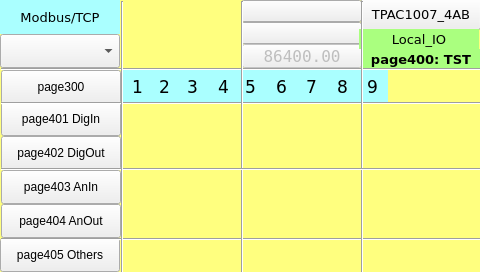
Qt form TPAC1007_04_AB/Local_IO_HMI/page400.ui (MECTsrl/mect_apps) before a commit.
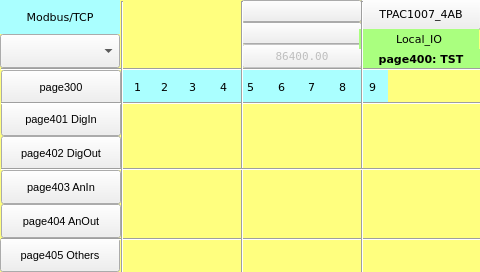
The same form after that commit. Custom widgets are drawn as their Qt base class.

```diff
--- a/TPAC1007_04_AB/Local_IO_HMI/page400.ui
+++ b/TPAC1007_04_AB/Local_IO_HMI/page400.ui
@@ -164,7 +164,7 @@
    <property name="font">
     <font>
      <family>DejaVu Sans</family>
-     <pointsize>10</pointsize>
+     <pointsize>8</pointsize>
     </font>
    </property>
    <property name="styleSheet">
@@ -186,6 +186,11 @@
      <height>34</height>
     </rect>
    </property>
+   <property name="font">
+    <font>
+     <pointsize>8</pointsize>
+    </font>
+   </property>
    <property name="toolTip">
     <string/>
    </property>
@@ -288,7 +293,7 @@
    <property name="font">
     <font>
      <family>DejaVu Sans</family>
-     <pointsize>13</pointsize>
+     <pointsize>8</pointsize>
     </font>
    </property>
    <property name="styleSheet">
@@ -487,7 +492,7 @@
    <property name="font">
     <font>
      <family>DejaVu Sans</family>
-     <pointsize>13</pointsize>
+     <pointsize>8</pointsize>
     </font>
    </property>
    <property name="styleSheet">
@@ -584,7 +589,7 @@
    <property name="font">
     <font>
      <family>DejaVu Sans</family>
-     <pointsize>13</pointsize>
+     <pointsize>8</pointsize>
     </font>
    </property>
    <property name="styleSheet">
@@ -612,7 +617,7 @@
    <property name="font">
     <font>
      <family>DejaVu Sans Mono</family>
-     <pointsize>12</pointsize>
+     <pointsize>8</pointsize>
     </font>
    </property>
    <property name="text">
@@ -675,7 +680,7 @@
    <property name="font">
     <font>
      <family>DejaVu Sans</family>
-     <pointsize>13</pointsize>
+     <pointsize>8</pointsize>
     </font>
    </property>
    <property name="styleSheet">
@@ -733,6 +738,11 @@
      <height>34</height>
     </rect>
    </property>
+   <property name="font">
+    <font>
+     <pointsize>8</pointsize>
+    </font>
+   </property>
    <property name="toolTip">
     <string/>
    </property>
@@ -1075,7 +1085,7 @@
    <property name="font">
     <font>
      <family>DejaVu Sans</family>
-     <pointsize>10</pointsize>
+     <pointsize>8</pointsize>
      <weight>50</weight>
      <bold>false</bold>
     </font>
@@ -1282,7 +1292,7 @@
    <property name="font">
     <font>
      <family>DejaVu Sans</family>
-     <pointsize>10</pointsize>
+     <pointsize>8</pointsize>
      <weight>75</weight>
      <bold>true</bold>
     </font>
@@ -1309,7 +1319,7 @@
    <property name="font">
     <font>
      <family>DejaVu Sans</family>
-     <pointsize>13</pointsize>
+     <pointsize>8</pointsize>
     </font>
    </property>
    <property name="styleSheet">
@@ -1331,6 +1341,11 @@
      <height>34</height>
     </rect>
    </property>
+   <property name="font">
+    <font>
+     <pointsize>8</pointsize>
+    </font>
+   </property>
    <property name="toolTip">
     <string/>
    </property>
@@ -1417,6 +1432,11 @@
      <height>34</height>
     </rect>
    </property>
+   <property name="font">
+    <font>
+     <pointsize>8</pointsize>
+    </font>
+   </property>
    <property name="toolTip">
     <string/>
    </property>
@@ -1506,7 +1526,7 @@
    <property name="font">
     <font>
      <family>DejaVu Sans</family>
-     <pointsize>13</pointsize>
+     <pointsize>8</pointsize>
     </font>
    </property>
    <property name="styleSheet">
@@ -1568,7 +1588,7 @@
    <property name="font">
     <font>
      <family>DejaVu Sans</family>
-     <pointsize>13</pointsize>
+     <pointsize>8</pointsize>
     </font>
    </property>
    <property name="styleSheet">
@@ -1590,6 +1610,11 @@
      <height>34</height>
     </rect>
    </property>
+   <property name="font">
+    <font>
+     <pointsize>8</pointsize>
+    </font>
+   </property>
    <property name="toolTip">
     <string/>
    </property>
@@ -1764,7 +1789,7 @@
    <property name="font">
     <font>
      <family>DejaVu Sans</family>
-     <pointsize>13</pointsize>
+     <pointsize>8</pointsize>
     </font>
    </property>
    <property name="styleSheet">
@@ -1861,7 +1886,7 @@
    <property name="font">
     <font>
      <family>DejaVu Sans</family>
-     <pointsize>13</pointsize>
+     <pointsize>8</pointsize>
     </font>
    </property>
    <property name="styleSheet">
@@ -1919,6 +1944,11 @@
      <height>34</height>
     </rect>
    </property>
+   <property name="font">
+    <font>
+     <pointsize>8</pointsize>
+    </font>
+   </property>
    <property name="toolTip">
     <string/>
    </property>
@@ -1972,7 +2002,7 @@
    <property name="font">
     <font>
      <family>DejaVu Sans</family>
-     <pointsize>10</pointsize>
+     <pointsize>8</pointsize>
     </font>
    </property>
    <property name="styleSheet">
```
Left out of the diff: 39 changed lines with no effect on the pictures.
